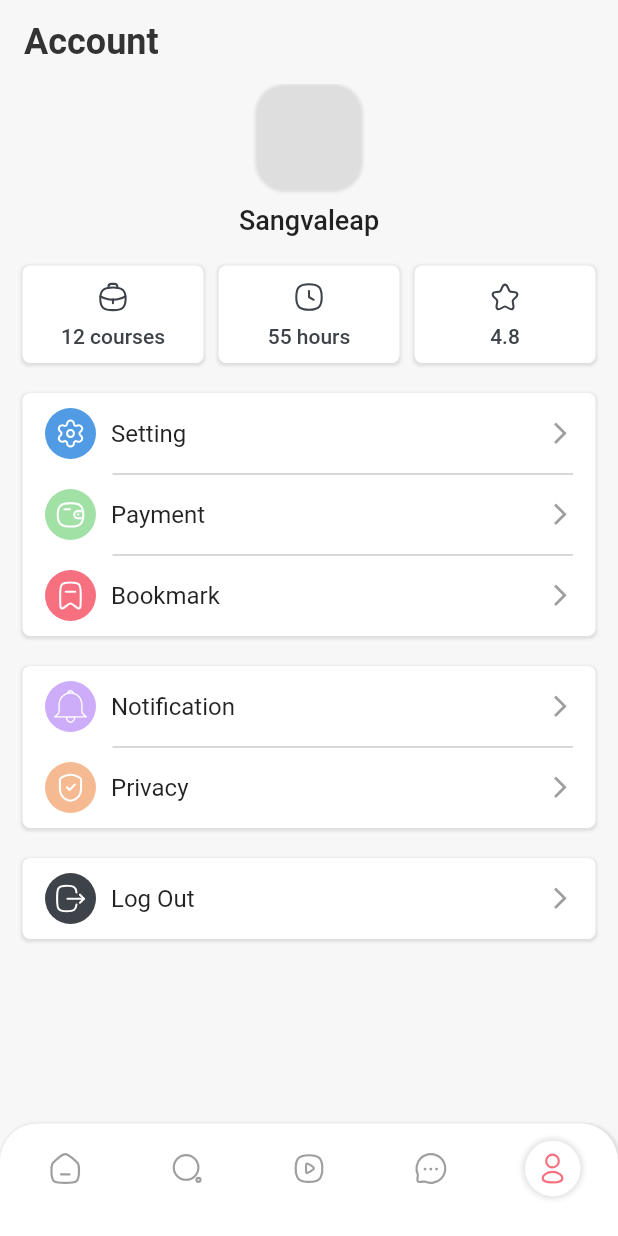
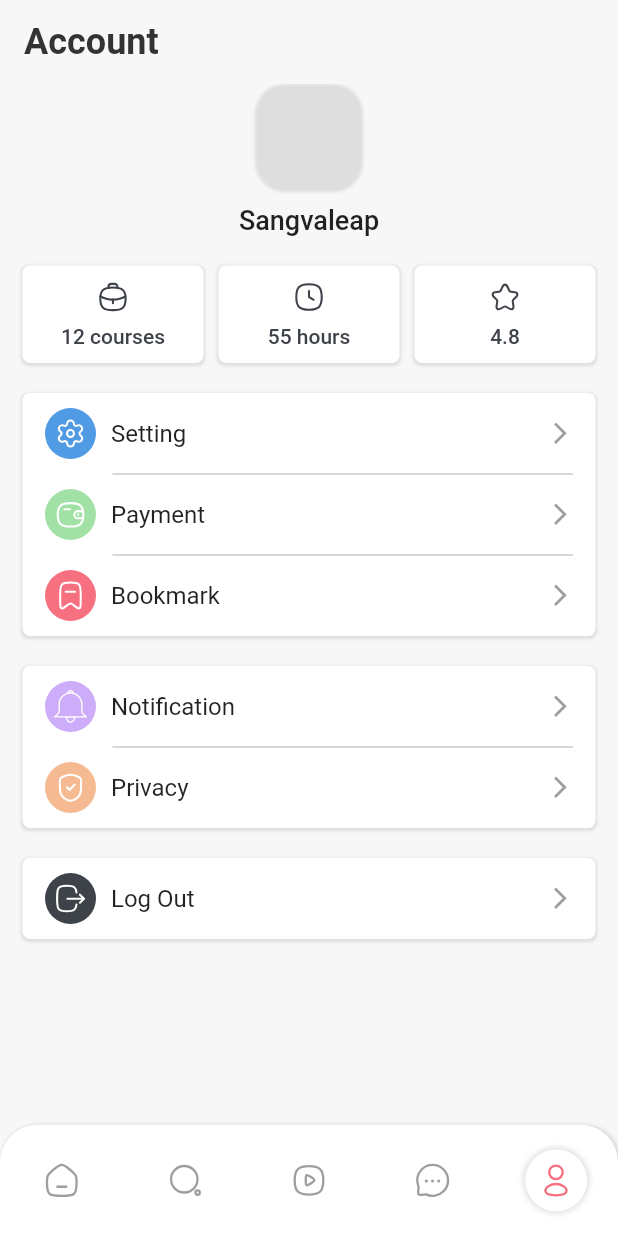
Before and after one commit to Rupin15/CoursesUI, a Flutter app: the screen it shows after launch, item 5 of the bottom bar chosen, on a phone screen of 412 x 824 dp. Run offline on Flutter 3.47's test engine with Material 2 defaults, Android fonts, the phone set to English and light mode, and no system bars; drawn by our look-alikes of cached_network_image; our stand-ins replace badges, carousel_slider, flutter_svg; network calls fail.

Commit message:
added media queries to home page

```diff
--- a/lib/main.dart
+++ b/lib/main.dart
@@ -1,12 +1,12 @@
 import 'package:flutter/material.dart';
 import './screens/root_app.dart';
 import './theme/color.dart';
+
 void main() {
   runApp(MyApp());
 }
 
 class MyApp extends StatelessWidget {
-
   // This widget is the root of your application.
   @override
   Widget build(BuildContext context) {
--- a/lib/screens/explore.dart
+++ b/lib/screens/explore.dart
@@ -54,9 +54,11 @@ class _ExplorePageState extends State<ExplorePage> {
         return Padding(
           padding: EdgeInsets.only(top: 10, left: 15, right: 15),
           child: CourseItem(
-          data: courses[index], onBookMark: () {
+            data: courses[index],
+            onBookMark: () {
               setState(() {
-              courses[index]["is_favorited"]=!courses[index]["is_favorited"];
+                courses[index]["is_favorited"] =
+                    !courses[index]["is_favorited"];
               });
             },
           ),
--- a/lib/screens/root_app.dart
+++ b/lib/screens/root_app.dart
@@ -1,4 +1,3 @@
-
 import 'package:flutter/material.dart';
 import 'account.dart';
 import 'package:online_course/screens/chat.dart';
@@ -9,39 +8,39 @@ import './home.dart';
 import './explore.dart';
 
 class RootApp extends StatefulWidget {
-  const RootApp({ Key? key }) : super(key: key);
+  const RootApp({Key? key}) : super(key: key);
 
   @override
   _RootAppState createState() => _RootAppState();
 }
 
-class _RootAppState extends State<RootApp>  with TickerProviderStateMixin{
+class _RootAppState extends State<RootApp> with TickerProviderStateMixin {
   int activeTab = 0;
   List barItems = [
     {
-      "icon" : "assets/icons/home.svg",
-      "active_icon" : "assets/icons/home.svg",
-      "page" : HomePage(),
+      "icon": "assets/icons/home.svg",
+      "active_icon": "assets/icons/home.svg",
+      "page": HomePage(),
     },
     {
-      "icon" : "assets/icons/search.svg",
-      "active_icon" : "assets/icons/search.svg",
-      "page" : ExplorePage(),
+      "icon": "assets/icons/search.svg",
+      "active_icon": "assets/icons/search.svg",
+      "page": ExplorePage(),
     },
     {
-      "icon" : "assets/icons/play.svg",
-      "active_icon" : "assets/icons/play.svg",
-      "page" : Container(),
+      "icon": "assets/icons/play.svg",
+      "active_icon": "assets/icons/play.svg",
+      "page": Container(),
     },
     {
-      "icon" : "assets/icons/chat.svg",
-      "active_icon" : "assets/icons/chat.svg",
-      "page" : ChatPage(),
+      "icon": "assets/icons/chat.svg",
+      "active_icon": "assets/icons/chat.svg",
+      "page": ChatPage(),
     },
     {
-      "icon" : "assets/icons/profile.svg",
-      "active_icon" : "assets/icons/profile.svg",
-      "page" : AccountPage(),
+      "icon": "assets/icons/profile.svg",
+      "active_icon": "assets/icons/profile.svg",
+      "page": AccountPage(),
     },
   ];
 
@@ -58,7 +57,7 @@ class _RootAppState extends State<RootApp>  with TickerProviderStateMixin{
   @override
   void initState() {
     super.initState();
-     _controller.forward();
+    _controller.forward();
   }
 
   @override
@@ -68,11 +67,8 @@ class _RootAppState extends State<RootApp>  with TickerProviderStateMixin{
     super.dispose();
   }
 
-  animatedPage(page){
-    return FadeTransition(
-      child: page,
-      opacity: _animation
-    );
+  animatedPage(page) {
+    return FadeTransition(child: page, opacity: _animation);
   }
 
   void onPageChanged(int index) {
@@ -87,57 +83,62 @@ class _RootAppState extends State<RootApp>  with TickerProviderStateMixin{
 
   @override
   Widget build(BuildContext context) {
+    final size = MediaQuery.of(context).size;
     return Scaffold(
-      backgroundColor: appBgColor,
-      bottomNavigationBar: getBottomBar(),
-      body: getBarPage()
-    );
+        backgroundColor: appBgColor,
+        bottomNavigationBar: getBottomBar(size),
+        body: getBarPage());
   }
 
-  Widget getBarPage(){
-    return
-      IndexedStack(
+  Widget getBarPage() {
+    return IndexedStack(
         index: activeTab,
-        children:
-          List.generate(barItems.length,
-            (index) => animatedPage(barItems[index]["page"])
-          )
-      );
+        children: List.generate(
+            barItems.length, (index) => animatedPage(barItems[index]["page"])));
   }
 
-  Widget getBottomBar() {
+  Widget getBottomBar(Size size) {
+    final double height = size.height * 0.09;
+    final double horizontalPadding = size.width * 0.05;
+
     return Container(
-      height: 75,
+      height: height,
       width: double.infinity,
       decoration: BoxDecoration(
         color: bottomBarColor,
         borderRadius: BorderRadius.only(
           topLeft: Radius.circular(25),
-          topRight: Radius.circular(25)
+          topRight: Radius.circular(25),
         ),
         boxShadow: [
           BoxShadow(
             color: shadowColor.withOpacity(0.1),
             blurRadius: 1,
             spreadRadius: 1,
-            offset: Offset(1, 1)
-          )
-        ]
+            offset: Offset(1, 1),
+          ),
+        ],
       ),
       child: Padding(
-        padding: const EdgeInsets.only(left: 25, right: 25, bottom: 15,),
+        padding: EdgeInsets.symmetric(
+          horizontal: horizontalPadding,
+          vertical: height * 0.2,
+        ),
         child: Row(
-            mainAxisAlignment: MainAxisAlignment.spaceBetween,
-            children: List.generate(barItems.length,
-            (index) => BottomBarItem(barItems[index]["icon"], isActive: activeTab == index, activeColor: primary,
-              onTap: (){
+          mainAxisAlignment: MainAxisAlignment.spaceBetween,
+          children: List.generate(
+            barItems.length,
+            (index) => BottomBarItem(
+              barItems[index]["icon"],
+              isActive: activeTab == index,
+              activeColor: primary,
+              onTap: () {
                 onPageChanged(index);
               },
-            )
-          )
-        )
+            ),
+          ),
+        ),
       ),
     );
   }
-
 }
--- a/lib/widgets/bookmark_box.dart
+++ b/lib/widgets/bookmark_box.dart
@@ -23,7 +23,7 @@ class BookMarkBox extends StatelessWidget {
         child: Container(
           padding: EdgeInsets.all(5),
           decoration: BoxDecoration(
-            color: data["is_favorited"]?primary:Colors.white,
+            color: data["is_favorited"] ? primary : Colors.white,
             shape: BoxShape.circle,
             boxShadow: [
               BoxShadow(
@@ -36,7 +36,8 @@ class BookMarkBox extends StatelessWidget {
           ),
           child: SvgPicture.asset(
             "assets/icons/bookmark.svg",
-            color: data["is_favorited"]?Colors.white:primary.withOpacity(.5),
+            color:
+                data["is_favorited"] ? Colors.white : primary.withOpacity(.5),
             height: MediaQuery.of(context).size.height * 0.035,
           ),
         ),
--- a/lib/widgets/bottombar_item.dart
+++ b/lib/widgets/bottombar_item.dart
@@ -1,10 +1,18 @@
-
 import 'package:flutter/material.dart';
 import 'package:flutter_svg/flutter_svg.dart';
 import 'package:online_course/theme/color.dart';
 
 class BottomBarItem extends StatelessWidget {
-  const BottomBarItem(this.icon, {this.onTap, this.color = Colors.grey, this.activeColor = primary, this.isActive = false, this.isNotified = false});
+  const BottomBarItem(
+    this.icon, {
+    Key? key,
+    this.onTap,
+    this.color = Colors.grey,
+    this.activeColor = primary,
+    this.isActive = false,
+    this.isNotified = false,
+  }) : super(key: key);
+
   final String icon;
   final Color color;
   final Color activeColor;
@@ -14,26 +22,39 @@ class BottomBarItem extends StatelessWidget {
 
   @override
   Widget build(BuildContext context) {
+    final size = MediaQuery.of(context).size;
+
+    // Calculate padding based on screen size
+    final padding = size.width * 0.02;
+
+    // Calculate icon size based on screen size
+    final iconSize = size.width * 0.06;
+
     return GestureDetector(
       onTap: onTap,
-      child:
-      AnimatedContainer(
+      child: AnimatedContainer(
         duration: const Duration(milliseconds: 300),
         curve: Curves.fastOutSlowIn,
-        padding: EdgeInsets.all(7),
+        padding: EdgeInsets.all(padding),
         decoration: BoxDecoration(
-          borderRadius: BorderRadius.circular(50),
+          borderRadius: BorderRadius.circular(size.width * 0.1),
           color: bottomBarColor,
           boxShadow: [
-            if(isActive) BoxShadow(
-              color: shadowColor.withOpacity(0.1),
-              spreadRadius: 2,
-              blurRadius: 2,
-              offset: Offset(0, 0), // changes position of shadow
-            ),
+            if (isActive)
+              BoxShadow(
+                color: shadowColor.withOpacity(0.1),
+                spreadRadius: 2,
+                blurRadius: 2,
+                offset: Offset(0, 0), // changes position of shadow
+              ),
           ],
         ),
-        child: SvgPicture.asset(icon, color: isActive ? activeColor : color, width: 23, height: 23,),
+        child: SvgPicture.asset(
+          icon,
+          color: isActive ? activeColor : color,
+          width: iconSize,
+          height: iconSize,
+        ),
       ),
     );
   }
```
Also changed, not shown: lib/screens/home.dart (+124 -99 lines), lib/widgets/category_box.dart (+23 -11 lines), lib/widgets/category_item.dart (+25 -21 lines), lib/widgets/feature_item.dart (+64 -25 lines), lib/widgets/recommend_item.dart (+53 -20 lines), pubspec.lock. Lines whose indentation alone changed are shown as unchanged.
